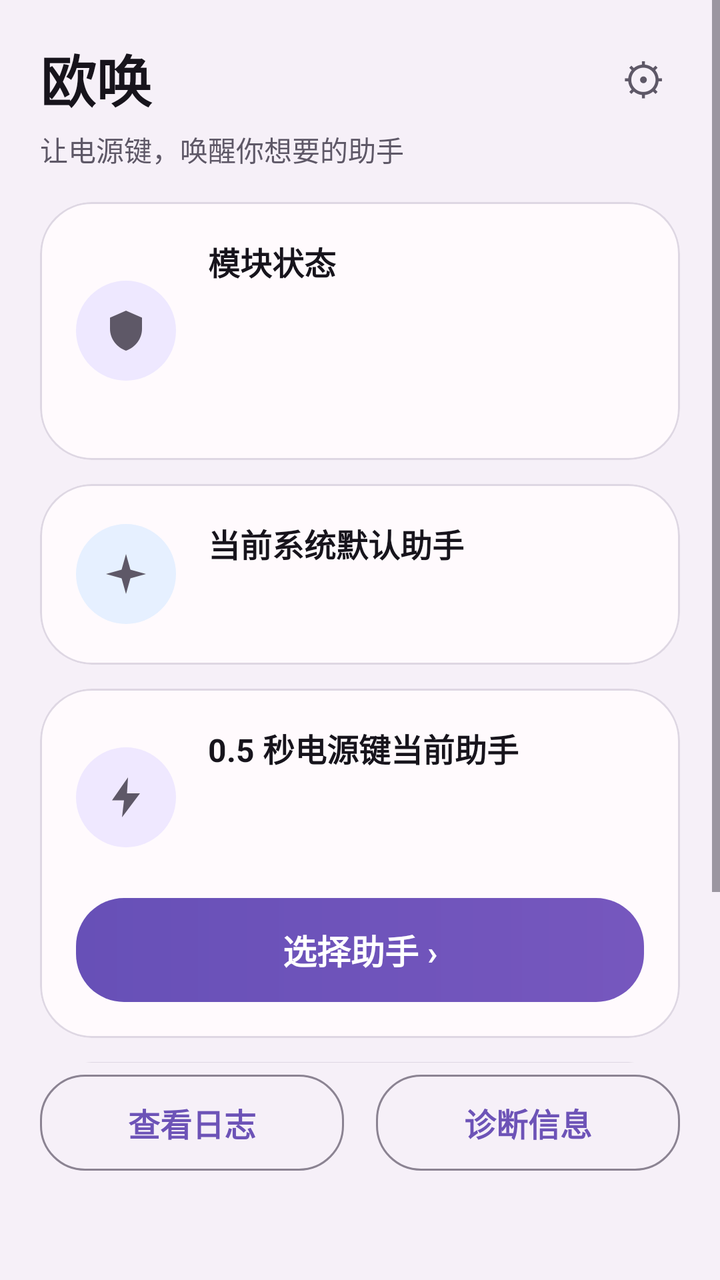
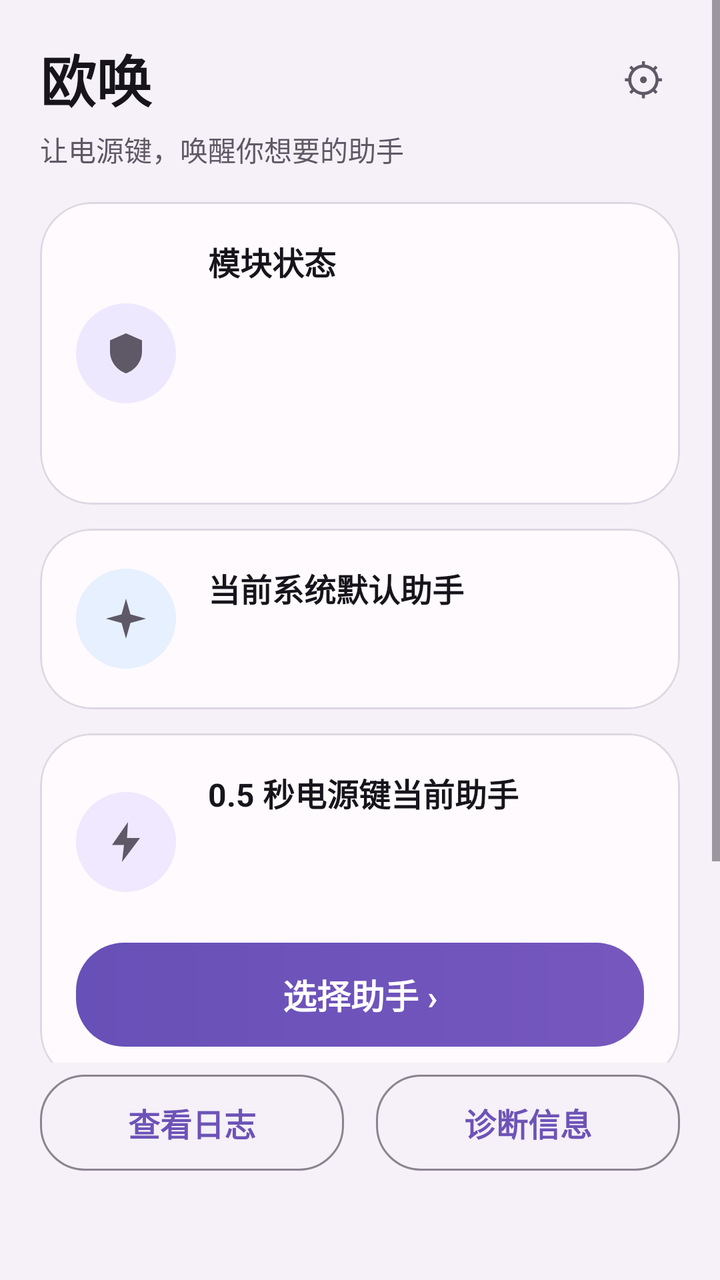

An Android layout rendered at two revisions. The XML below is the earlier revision; the diff shows what the commit changed to produce the second picture.
<!-- AndroidManifest.xml: activity theme Theme.Ouhuan.NoActionBar -->
<!-- res/layout/activity_home.xml -->
<?xml version="1.0" encoding="utf-8"?>
<LinearLayout xmlns:android="http://schemas.android.com/apk/res/android"
    android:layout_width="match_parent"
    android:layout_height="match_parent"
    android:orientation="vertical"
    android:background="@color/ouhuan_bg">

    <ScrollView
        android:layout_width="match_parent"
        android:layout_height="0dp"
        android:layout_weight="1"
        android:fillViewport="true">

        <LinearLayout
            android:layout_width="match_parent"
            android:layout_height="wrap_content"
            android:orientation="vertical"
            android:paddingLeft="20dp"
            android:paddingRight="20dp"
            android:paddingTop="16dp"
            android:paddingBottom="12dp">

            
            <LinearLayout
                android:layout_width="match_parent"
                android:layout_height="wrap_content"
                android:gravity="center_vertical"
                android:orientation="horizontal">

                <TextView
                    android:layout_width="0dp"
                    android:layout_height="wrap_content"
                    android:layout_weight="1"
                    android:text="@string/app_name"
                    android:textColor="@color/ouhuan_text_main"
                    android:textSize="28sp"
                    android:textStyle="bold" />

                <TextView
                    android:id="@+id/btnSettings"
                    android:layout_width="wrap_content"
                    android:layout_height="wrap_content"
                    android:background="?attr/selectableItemBackgroundBorderless"
                    android:gravity="center"
                    android:padding="8dp"
                    android:text="@string/btn_settings"
                    android:textColor="@color/ouhuan_text_body"
                    android:textSize="22sp" />
            </LinearLayout>

            <TextView
                android:layout_width="wrap_content"
                android:layout_height="wrap_content"
                android:layout_marginTop="2dp"
                android:text="@string/home_subtitle"
                android:textColor="@color/ouhuan_text_body"
                android:textSize="14sp" />

            
            <com.google.android.material.card.MaterialCardView
                android:layout_width="match_parent"
                android:layout_height="wrap_content"
                android:layout_marginTop="16dp"
                app:cardBackgroundColor="@color/ouhuan_card"
                app:cardCornerRadius="26dp"
                app:cardElevation="0dp"
                app:strokeColor="@color/ouhuan_card_stroke"
                app:strokeWidth="1dp"
                xmlns:app="http://schemas.android.com/apk/res-auto">

                <LinearLayout
                    android:layout_width="match_parent"
                    android:layout_height="wrap_content"
                    android:gravity="center_vertical"
                    android:orientation="horizontal"
                    android:padding="18dp">

                    <FrameLayout
                        android:layout_width="50dp"
                        android:layout_height="50dp"
                        android:background="@drawable/circle_purple">

                        <ImageView
                            android:layout_width="24dp"
                            android:layout_height="24dp"
                            android:layout_gravity="center"
                            android:contentDescription="@string/home_module_status"
                            android:src="@drawable/ic_card_module" />
                    </FrameLayout>

                    <LinearLayout
                        android:layout_width="0dp"
                        android:layout_height="wrap_content"
                        android:layout_marginStart="16dp"
                        android:layout_weight="1"
                        android:orientation="vertical">

                        <TextView
                            style="@style/CardTitle"
                            android:layout_width="wrap_content"
                            android:layout_height="wrap_content"
                            android:text="@string/home_module_status" />

                        <TextView
                            android:id="@+id/tvModuleStatus"
                            android:layout_width="wrap_content"
                            android:layout_height="wrap_content"
                            android:layout_marginTop="4dp"
                            android:textSize="16sp"
                            android:textStyle="bold" />

                        <TextView
                            android:id="@+id/tvHookStatusSecondary"
                            style="@style/CardBody"
                            android:layout_width="wrap_content"
                            android:layout_height="wrap_content"
                            android:layout_marginTop="4dp" />

                        <TextView
                            android:id="@+id/tvScope"
                            style="@style/CardBody"
                            android:layout_width="wrap_content"
                            android:layout_height="wrap_content"
                            android:layout_marginTop="2dp" />
                    </LinearLayout>
                </LinearLayout>
            </com.google.android.material.card.MaterialCardView>

            
            <com.google.android.material.card.MaterialCardView
                android:layout_width="match_parent"
                android:layout_height="wrap_content"
                android:layout_marginTop="12dp"
                app:cardBackgroundColor="@color/ouhuan_card"
                app:cardCornerRadius="26dp"
                app:cardElevation="0dp"
                app:strokeColor="@color/ouhuan_card_stroke"
                app:strokeWidth="1dp"
                xmlns:app="http://schemas.android.com/apk/res-auto">

                <LinearLayout
                    android:layout_width="match_parent"
                    android:layout_height="wrap_content"
                    android:gravity="center_vertical"
                    android:orientation="horizontal"
                    android:padding="18dp">

                    <FrameLayout
                        android:layout_width="50dp"
                        android:layout_height="50dp"
                        android:background="@drawable/circle_blue">

                        <ImageView
                            android:layout_width="24dp"
                            android:layout_height="24dp"
                            android:layout_gravity="center"
                            android:contentDescription="@string/home_system_assistant"
                            android:src="@drawable/ic_card_assistant" />
                    </FrameLayout>

                    <LinearLayout
                        android:layout_width="0dp"
                        android:layout_height="wrap_content"
                        android:layout_marginStart="16dp"
                        android:layout_weight="1"
                        android:orientation="vertical">

                        <TextView
                            style="@style/CardTitle"
                            android:layout_width="wrap_content"
                            android:layout_height="wrap_content"
                            android:text="@string/home_system_assistant" />

                        <LinearLayout
                            android:layout_width="wrap_content"
                            android:layout_height="wrap_content"
                            android:layout_marginTop="4dp"
                            android:gravity="center_vertical"
                            android:orientation="horizontal">

                            <TextView
                                android:id="@+id/tvSystemAssistant"
                                android:layout_width="wrap_content"
                                android:layout_height="wrap_content"
                                android:textColor="@color/ouhuan_text_main"
                                android:textSize="20sp"
                                android:textStyle="bold" />

                            <TextView
                                android:id="@+id/tvAssistantBadge"
                                android:layout_width="wrap_content"
                                android:layout_height="wrap_content"
                                android:layout_marginStart="10dp"
                                android:background="@drawable/badge_bg"
                                android:paddingLeft="10dp"
                                android:paddingRight="10dp"
                                android:paddingTop="3dp"
                                android:paddingBottom="3dp"
                                android:text="@string/home_assistant_badge"
                                android:textColor="@color/ouhuan_accent"
                                android:textSize="12sp"
                                android:visibility="gone" />
                        </LinearLayout>

                        <TextView
                            android:id="@+id/tvSystemAssistantSecondary"
                            style="@style/CardSmall"
                            android:layout_width="wrap_content"
                            android:layout_height="wrap_content"
                            android:layout_marginTop="4dp"
                            android:visibility="gone" />
                    </LinearLayout>
                </LinearLayout>
            </com.google.android.material.card.MaterialCardView>

            
            <com.google.android.material.card.MaterialCardView
                android:layout_width="match_parent"
                android:layout_height="wrap_content"
                android:layout_marginTop="12dp"
                app:cardBackgroundColor="@color/ouhuan_card"
                app:cardCornerRadius="26dp"
                app:cardElevation="0dp"
                app:strokeColor="@color/ouhuan_card_stroke"
                app:strokeWidth="1dp"
                xmlns:app="http://schemas.android.com/apk/res-auto">

                <LinearLayout
                    android:layout_width="match_parent"
                    android:layout_height="wrap_content"
                    android:orientation="vertical"
                    android:padding="18dp">

                    <LinearLayout
                        android:layout_width="match_parent"
                        android:layout_height="wrap_content"
                        android:gravity="center_vertical"
                        android:orientation="horizontal">

                        <FrameLayout
                            android:layout_width="50dp"
                            android:layout_height="50dp"
                            android:background="@drawable/circle_violet">

                            <ImageView
                                android:layout_width="24dp"
                                android:layout_height="24dp"
                                android:layout_gravity="center"
                                android:contentDescription="@string/home_power_target"
                                android:src="@drawable/ic_card_bolt" />
                        </FrameLayout>

                        <LinearLayout
                            android:layout_width="0dp"
                            android:layout_height="wrap_content"
                            android:layout_marginStart="16dp"
                            android:layout_weight="1"
                            android:orientation="vertical">

                            <TextView
                                style="@style/CardTitle"
                                android:layout_width="wrap_content"
                                android:layout_height="wrap_content"
                                android:text="@string/home_power_target" />

                            <TextView
                                android:id="@+id/tvPowerTarget"
                                android:layout_width="wrap_content"
                                android:layout_height="wrap_content"
                                android:layout_marginTop="4dp"
                                android:textColor="@color/ouhuan_text_main"
                                android:textSize="18sp"
                                android:textStyle="bold" />

                            <TextView
                                android:id="@+id/tvPowerTargetSecondary"
                                style="@style/CardBody"
                                android:layout_width="wrap_content"
                                android:layout_height="wrap_content"
                                android:layout_marginTop="2dp" />
                        </LinearLayout>
                    </LinearLayout>

                    <TextView
                        android:id="@+id/btnPickAssistant"
                        android:layout_width="match_parent"
                        android:layout_height="52dp"
                        android:layout_marginTop="14dp"
                        android:background="@drawable/btn_gradient"
                        android:gravity="center"
                        android:text="@string/btn_pick_assistant"
                        android:textColor="#FFFFFF"
                        android:textSize="17sp"
                        android:textStyle="bold" />
                </LinearLayout>
            </com.google.android.material.card.MaterialCardView>

            
            <com.google.android.material.card.MaterialCardView
                android:layout_width="match_parent"
                android:layout_height="wrap_content"
                android:layout_marginTop="12dp"
                android:layout_marginBottom="4dp"
                app:cardBackgroundColor="@color/ouhuan_card"
                app:cardCornerRadius="26dp"
                app:cardElevation="0dp"
                app:strokeColor="@color/ouhuan_card_stroke"
                app:strokeWidth="1dp"
                xmlns:app="http://schemas.android.com/apk/res-auto">

                <LinearLayout
                    android:layout_width="match_parent"
                    android:layout_height="wrap_content"
                    android:gravity="center_vertical"
                    android:orientation="horizontal"
                    android:padding="18dp">

                    <FrameLayout
                        android:layout_width="50dp"
                        android:layout_height="50dp"
                        android:background="@drawable/circle_green">

                        <ImageView
                            android:layout_width="24dp"
                            android:layout_height="24dp"
                            android:layout_gravity="center"
                            android:contentDescription="@string/home_recent_call"
                            android:src="@drawable/ic_card_clock" />
                    </FrameLayout>

                    <LinearLayout
                        android:layout_width="0dp"
                        android:layout_height="wrap_content"
                        android:layout_marginStart="16dp"
                        android:layout_weight="1"
                        android:orientation="vertical">

                        <TextView
                            style="@style/CardTitle"
                            android:layout_width="wrap_content"
                            android:layout_height="wrap_content"
                            android:text="@string/home_recent_call" />

                        <TextView
                            android:id="@+id/tvLastCall"
                            style="@style/CardBody"
                            android:layout_width="wrap_content"
                            android:layout_height="wrap_content"
                            android:layout_marginTop="4dp" />

                        <TextView
                            android:id="@+id/tvLastCallSecondary"
                            style="@style/CardSmall"
                            android:layout_width="wrap_content"
                            android:layout_height="wrap_content"
                            android:layout_marginTop="2dp"
                            android:visibility="gone" />
                    </LinearLayout>
                </LinearLayout>
            </com.google.android.material.card.MaterialCardView>
        </LinearLayout>
    </ScrollView>

    
    <LinearLayout
        android:layout_width="match_parent"
        android:layout_height="wrap_content"
        android:orientation="horizontal"
        android:paddingLeft="20dp"
        android:paddingRight="20dp"
        android:paddingTop="6dp">

        <TextView
            android:id="@+id/btnViewLogs"
            android:layout_width="0dp"
            android:layout_height="48dp"
            android:layout_marginEnd="8dp"
            android:layout_weight="1"
            android:background="@drawable/outline_btn"
            android:gravity="center"
            android:text="@string/btn_view_logs"
            android:textColor="@color/ouhuan_accent"
            android:textSize="16sp"
            android:textStyle="bold" />

        <TextView
            android:id="@+id/btnDiagnostics"
            android:layout_width="0dp"
            android:layout_height="48dp"
            android:layout_marginStart="8dp"
            android:layout_weight="1"
            android:background="@drawable/outline_btn"
            android:gravity="center"
            android:text="@string/btn_diagnostics"
            android:textColor="@color/ouhuan_accent"
            android:textSize="16sp"
            android:textStyle="bold" />
    </LinearLayout>

    
    <LinearLayout
        android:layout_width="match_parent"
        android:layout_height="wrap_content"
        android:orientation="vertical"
        android:paddingLeft="20dp"
        android:paddingRight="20dp"
        android:paddingTop="10dp"
        android:paddingBottom="12dp">

        <TextView
            android:id="@+id/tvVersion"
            android:layout_width="wrap_content"
            android:layout_height="wrap_content"
            android:textColor="@color/ouhuan_text_small"
            android:textSize="12sp" />

        <TextView
            android:id="@+id/tvEnglishName"
            android:layout_width="wrap_content"
            android:layout_height="wrap_content"
            android:textColor="@color/ouhuan_text_small"
            android:textSize="12sp" />
    </LinearLayout>
</LinearLayout>
<!-- resources referenced by this layout -->
<resources>
  <color name="ouhuan_accent">#6D53B7</color>
  <color name="ouhuan_bg">#F6F0F8</color>
  <color name="ouhuan_card">#FFFAFD</color>
  <color name="ouhuan_card_stroke">#DED7E3</color>
  <color name="ouhuan_text_body">#5E5867</color>
  <color name="ouhuan_text_main">#17141C</color>
  <color name="ouhuan_text_small">#777181</color>
  <!-- drawable badge_bg (drawable) -->
  <?xml version="1.0" encoding="utf-8"?>
  <shape xmlns:android="http://schemas.android.com/apk/res/android">
      <solid android:color="@color/ouhuan_badge_bg" />
      <corners android:radius="12dp" />
  </shape>
  <!-- drawable btn_gradient (drawable) -->
  <?xml version="1.0" encoding="utf-8"?>
  <shape xmlns:android="http://schemas.android.com/apk/res/android">
      <gradient
          android:angle="0"
          android:startColor="#6750B7"
          android:endColor="#7657BE" />
      <corners android:radius="24dp" />
  </shape>
  <!-- drawable circle_blue (drawable) -->
  <?xml version="1.0" encoding="utf-8"?>
  <shape xmlns:android="http://schemas.android.com/apk/res/android"
      android:shape="oval">
      <solid android:color="@color/ouhuan_icon_blue_bg" />
  </shape>
  <!-- drawable circle_green (drawable) -->
  <?xml version="1.0" encoding="utf-8"?>
  <shape xmlns:android="http://schemas.android.com/apk/res/android"
      android:shape="oval">
      <solid android:color="@color/ouhuan_icon_green_bg" />
  </shape>
  <!-- drawable circle_purple (drawable) -->
  <?xml version="1.0" encoding="utf-8"?>
  <shape xmlns:android="http://schemas.android.com/apk/res/android"
      android:shape="oval">
      <solid android:color="@color/ouhuan_icon_purple_bg" />
  </shape>
  <!-- drawable circle_violet (drawable) -->
  <?xml version="1.0" encoding="utf-8"?>
  <shape xmlns:android="http://schemas.android.com/apk/res/android"
      android:shape="oval">
      <solid android:color="@color/ouhuan_icon_violet_bg" />
  </shape>
  <!-- drawable outline_btn (drawable) -->
  <?xml version="1.0" encoding="utf-8"?>
  <shape xmlns:android="http://schemas.android.com/apk/res/android"
      android:shape="rectangle">
      <solid android:color="#00000000" />
      <stroke android:width="1dp" android:color="@color/ouhuan_outline" />
      <corners android:radius="22dp" />
  </shape>
  <string name="app_name">欧唤</string>
  <string name="btn_diagnostics">诊断信息</string>
  <string name="btn_pick_assistant">选择助手  ›</string>
  <string name="btn_settings">⚙</string>
  <string name="btn_view_logs">查看日志</string>
  <string name="home_assistant_badge">系统助手</string>
  <string name="home_module_status">模块状态</string>
  <string name="home_power_target">0.5 秒电源键当前助手</string>
  <string name="home_recent_call">最近一次调用</string>
  <string name="home_subtitle">让电源键，唤醒你想要的助手</string>
  <string name="home_system_assistant">当前系统默认助手</string>
  <style name="CardBody">
          <item name="android:textSize">14sp</item>
          <item name="android:textColor">@color/ouhuan_text_body</item>
      </style>
  <style name="CardSmall">
          <item name="android:textSize">12sp</item>
          <item name="android:textColor">@color/ouhuan_text_small</item>
      </style>
  <style name="CardTitle">
          <item name="android:textSize">16sp</item>
          <item name="android:textStyle">bold</item>
          <item name="android:textColor">@color/ouhuan_text_main</item>
      </style>
  <style name="Theme.Ouhuan.NoActionBar" parent="Theme.Material3.DayNight.NoActionBar">
          <item name="android:windowBackground">@color/ouhuan_bg</item>
      </style>
  <color name="ouhuan_badge_bg">#EEE9FF</color>
  <color name="ouhuan_icon_blue_bg">#E6F0FF</color>
  <color name="ouhuan_icon_green_bg">#E4F7EE</color>
  <color name="ouhuan_icon_purple_bg">#EEE8FF</color>
  <color name="ouhuan_icon_violet_bg">#EFE8FF</color>
  <color name="ouhuan_outline">#8B8392</color>
</resources>

<!-- the commit's change to res/layout/activity_home.xml (unified diff, before → after) -->
@@ -122,6 +122,14 @@
                             android:layout_width="wrap_content"
                             android:layout_height="wrap_content"
                             android:layout_marginTop="2dp" />
+
+                        <TextView
+                            android:id="@+id/tvModuleVersion"
+                            style="@style/CardSmall"
+                            android:layout_width="wrap_content"
+                            android:layout_height="wrap_content"
+                            android:layout_marginTop="6dp"
+                            android:textIsSelectable="true" />
                     </LinearLayout>
                 </LinearLayout>
             </com.google.android.material.card.MaterialCardView>
